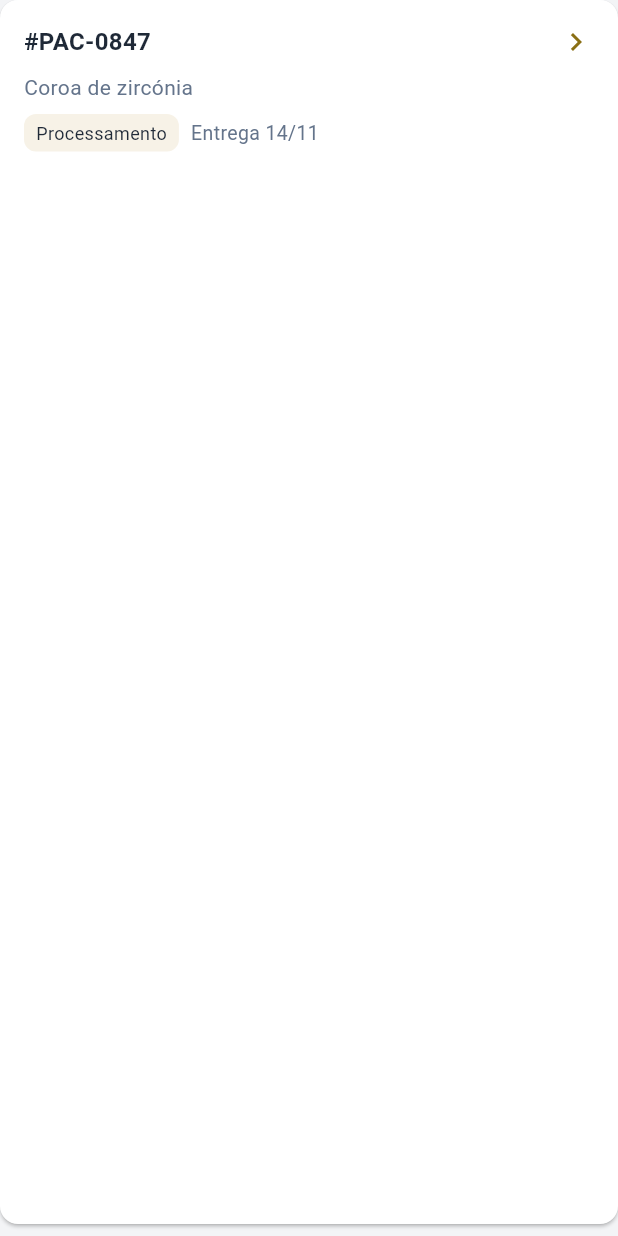
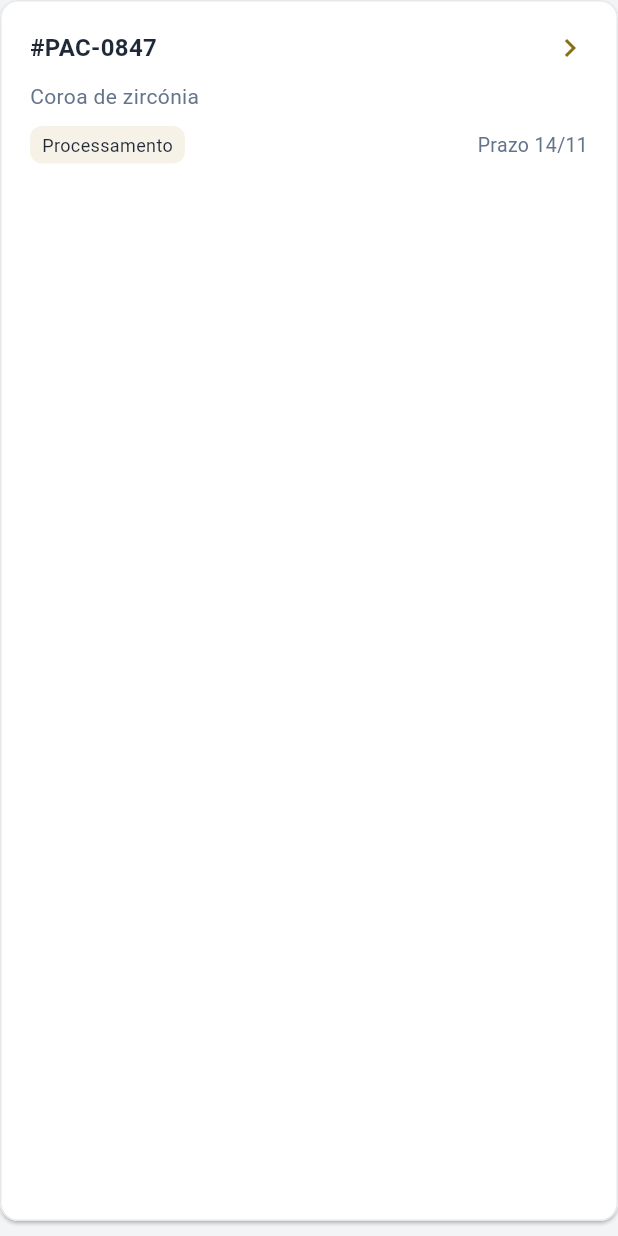
Before and after one commit to joelf011/DentalLab, a Flutter app: the CartaoEncomenda widget shown alone on an empty page, opened directly with sample values from the repository, on a phone screen of 412 x 824 dp. Run offline on Flutter 3.47's test engine with Material 3 defaults, Android fonts, the light colour scheme and no system bars; our stand-ins replace go_router.

Commit message:
widget cartão das encomendas

```diff
--- a/app_mobile/lib/cliente/pedidos/widget_cartao_encomenda.dart
+++ b/app_mobile/lib/cliente/pedidos/widget_cartao_encomenda.dart
@@ -26,13 +26,19 @@ class CartaoEncomenda extends StatelessWidget {
     final prazo = encomenda.prazo;
     return Card(
       color: CoresApp.superficie,
-      margin: const EdgeInsets.only(bottom: 8),
+      margin: const EdgeInsets.only(bottom: 10),
+      elevation: 1,
+      shape: RoundedRectangleBorder(
+        borderRadius: BorderRadius.circular(12),
+        side: const BorderSide(color: CoresApp.linha),
+      ),
+      clipBehavior: Clip.antiAlias,
       child: InkWell(
         onTap: _abrir,
         child: Padding(
-          padding: const EdgeInsets.all(16),
+          padding: const EdgeInsets.all(20),
           child: Column(
-            crossAxisAlignment: CrossAxisAlignment.start,
+            crossAxisAlignment: CrossAxisAlignment.stretch,
             children: [
               Row(
                 children: [
@@ -41,18 +47,19 @@ class CartaoEncomenda extends StatelessWidget {
                       encomenda.paciente,
                       style: const TextStyle(
                         fontSize: 16,
-                        fontWeight: FontWeight.w600,
+                        fontWeight: FontWeight.w700,
                         color: CoresApp.textoForte,
                       ),
                     ),
                   ),
+                  const SizedBox(width: 12),
                   const Icon(
                     Icons.chevron_right,
                     color: CoresApp.douradoEscuro,
                   ),
                 ],
               ),
-              const SizedBox(height: 8),
+              const SizedBox(height: 10),
               Text(
                 encomenda.tipo,
                 style: const TextStyle(
@@ -60,18 +67,18 @@ class CartaoEncomenda extends StatelessWidget {
                   color: CoresApp.textoSuave,
                 ),
               ),
-              const SizedBox(height: 8),
+              const SizedBox(height: 10),
               // Wrap: se não couber numa linha, a data passa para baixo.
               Wrap(
                 alignment: WrapAlignment.spaceBetween,
                 crossAxisAlignment: WrapCrossAlignment.center,
-                spacing: 8,
-                runSpacing: 8,
+                spacing: 10,
+                runSpacing: 10,
                 children: [
                   EtiquetaEstado(estado: encomenda.estado, paraClinica: true),
                   if (prazo != null)
                     Text(
-                      'Entrega ${dataCurta(prazo)}',
+                      'Prazo ${dataCurta(prazo)}',
                       style: const TextStyle(
                         fontSize: 13,
                         color: CoresApp.textoSuave,
```
